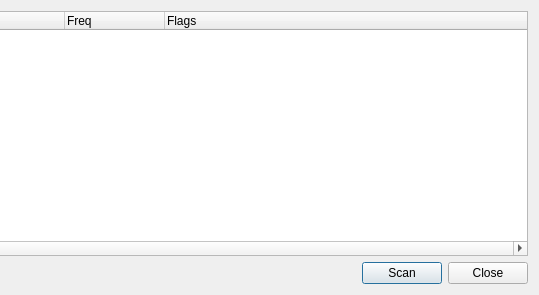
The window that src/scanresults.ui (loh-tar/wpa-cute) describes before a commit, drawn with Qt 5; both pictures show x 247 to 786 and y 0 to 295 of the 786 by 295 pixel window.
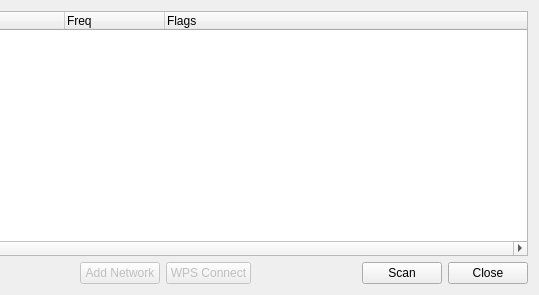
The same window after the commit.

Commit message: Don't add a known network twice when choose "add" on Scan window

```diff
--- a/src/scanresults.ui
+++ b/src/scanresults.ui
@@ -90,6 +90,65 @@
        </property>
       </spacer>
      </item>
+     <item>
+      <spacer name="horizontalSpacer_3">
+       <property name="orientation">
+        <enum>Qt::Horizontal</enum>
+       </property>
+       <property name="sizeHint" stdset="0">
+        <size>
+         <width>40</width>
+         <height>20</height>
+        </size>
+       </property>
+      </spacer>
+     </item>
+     <item>
+      <spacer name="horizontalSpacer_2">
+       <property name="orientation">
+        <enum>Qt::Horizontal</enum>
+       </property>
+       <property name="sizeHint" stdset="0">
+        <size>
+         <width>40</width>
+         <height>20</height>
+        </size>
+       </property>
+      </spacer>
+     </item>
+     <item>
+      <widget class="QPushButton" name="addButton">
+       <property name="enabled">
+        <bool>false</bool>
+       </property>
+       <property name="text">
+        <string notr="true" extracomment="No need to translate">Add Network</string>
+       </property>
+      </widget>
+     </item>
+     <item>
+      <widget class="QPushButton" name="wpsButton">
+       <property name="enabled">
+        <bool>false</bool>
+       </property>
+       <property name="text">
+        <string>WPS Connect</string>
+       </property>
+      </widget>
+     </item>
+     <item>
+      <spacer name="horizontalSpacer">
+       <property name="orientation">
+        <enum>Qt::Horizontal</enum>
+       </property>
+       <property name="sizeHint" stdset="0">
+        <size>
+         <width>40</width>
+         <height>20</height>
+        </size>
+       </property>
+      </spacer>
+     </item>
      <item>
       <widget class="QPushButton" name="scanButton">
        <property name="text">
```
The commit also changes 4 other files.
